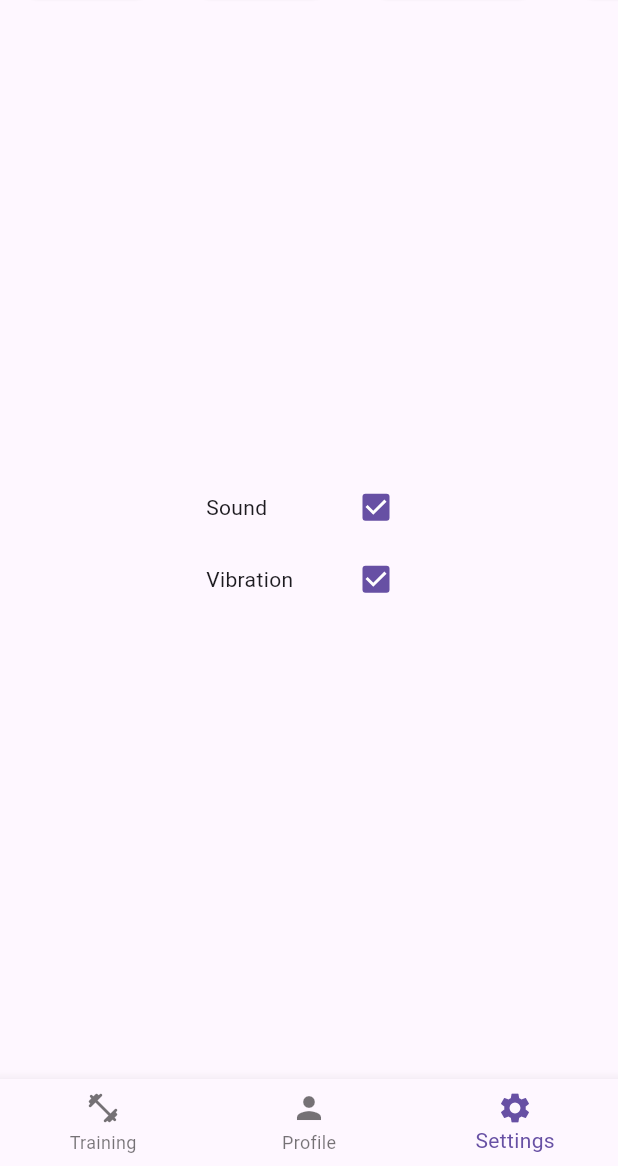
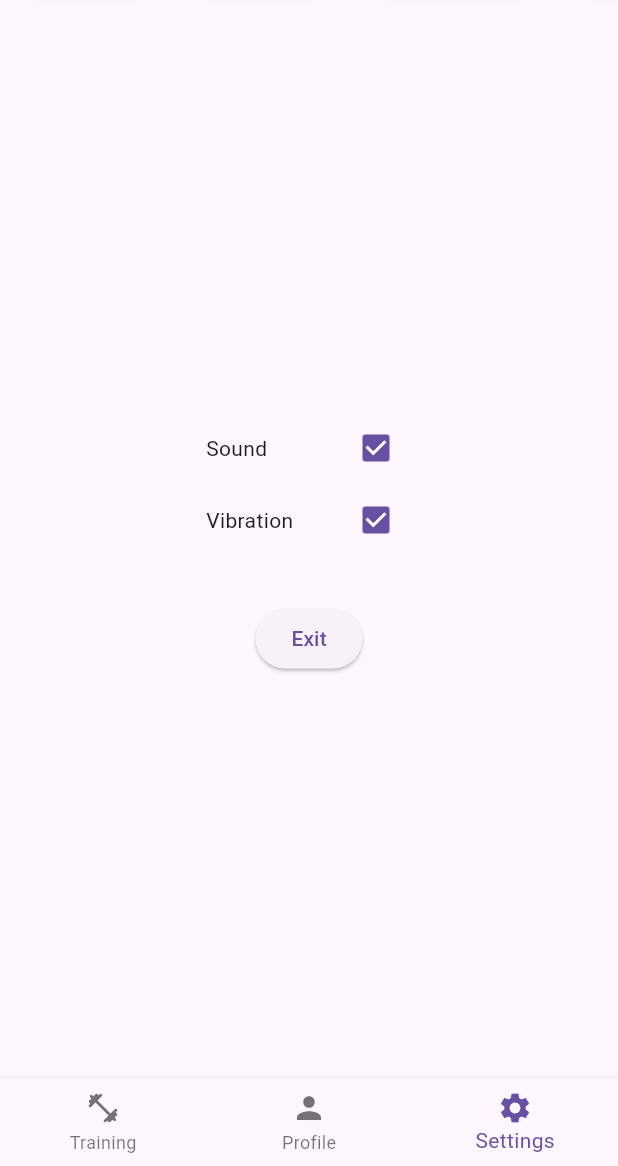
Before and after one commit to anatoliyKaragodin/flutter_traning_app_1_without_web_1, a Flutter app: the screen it shows after launch, item 3 of the bottom bar chosen, on a phone screen of 412 x 824 dp, the part 70-1236 px from its top. Run offline on Flutter 3.47's test engine with Material 2 defaults, Android fonts, the phone set to English and light mode, and no system bars; our stand-ins replace flutter_riverpod, get.

Commit message:
add exit button

```diff
--- a/lib/pages/settings_page.dart
+++ b/lib/pages/settings_page.dart
@@ -1,4 +1,5 @@
 import 'package:flutter/material.dart';
+import 'package:flutter/services.dart';
 import 'package:flutter_riverpod/flutter_riverpod.dart';
 import 'package:flutter_traning_app_1/riverpod/riverpod.dart';
 import 'package:flutter_traning_app_1/utils/dimensions_util.dart';
@@ -22,6 +23,7 @@ class _SettingsPageState extends ConsumerState<SettingsPage> {
       child: Column(
         mainAxisAlignment: MainAxisAlignment.center,
         children: [
+          /// Sound option
           Row(
             mainAxisAlignment: MainAxisAlignment.spaceBetween,
             children: [
@@ -33,6 +35,7 @@ class _SettingsPageState extends ConsumerState<SettingsPage> {
                   }),
             ],
           ),
+          /// Vibration option
           Row(
             mainAxisAlignment: MainAxisAlignment.spaceBetween,
             children: [
@@ -44,6 +47,12 @@ class _SettingsPageState extends ConsumerState<SettingsPage> {
                   }),
             ],
           ),
+          SizedBox(height: Dimensions.height10*3,),
+         /// Exit button
+          ElevatedButton(onPressed: () {
+            SystemNavigator.pop();
+          },
+              child: Text('Exit'))
         ],
       ),
     );
```
